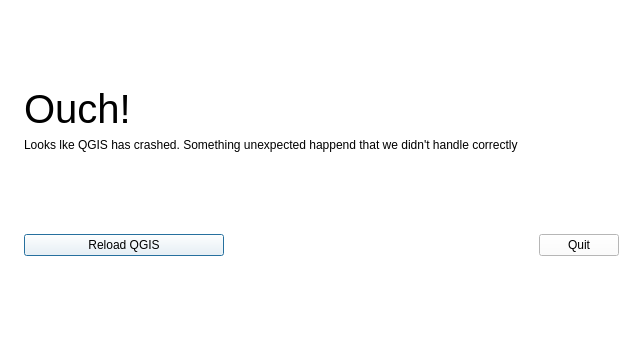
Before: the Qt Designer form src/ui/qgscrashdialog.ui in qgis/QGIS, drawn with Qt 5.
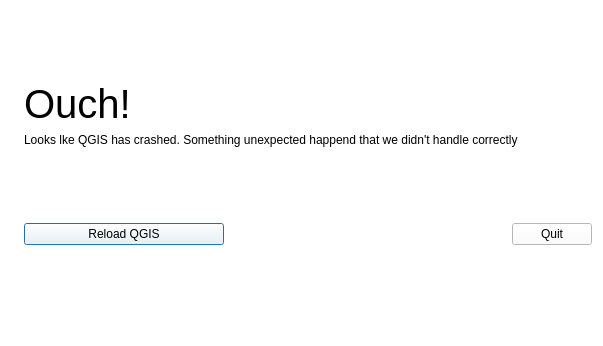
After: the same form once the commit is applied. Icons and pictures are not drawn.

Commit message: Remove crash dump create logic for now

```diff
--- a/src/ui/qgscrashdialog.ui
+++ b/src/ui/qgscrashdialog.ui
@@ -6,8 +6,8 @@
    <rect>
     <x>0</x>
     <y>0</y>
-    <width>630</width>
-    <height>362</height>
+    <width>603</width>
+    <height>346</height>
    </rect>
   </property>
   <property name="palette">
```
The commit also changes 1 other file.
